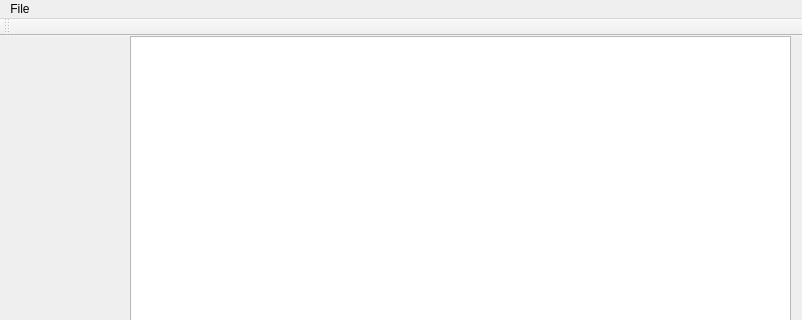
rbellido-ut/yolo-chat, file src/chatwindow.ui: the form before one commit; both pictures show x 0 to 802 and y 0 to 320 of the 802 by 475 pixel window.
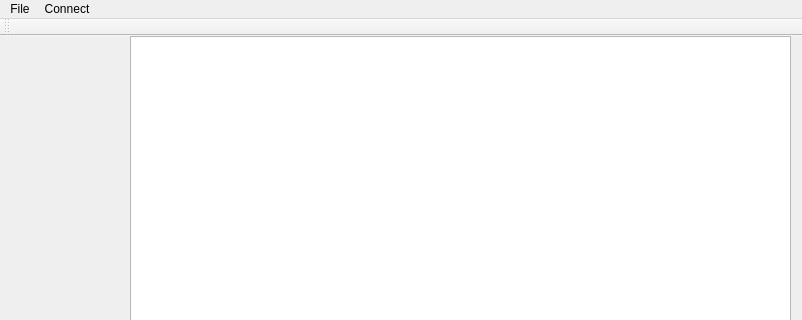
The form after the commit.

What changed in the file:
```diff
--- a/src/chatwindow.ui
+++ b/src/chatwindow.ui
@@ -72,7 +72,15 @@
     </property>
     <addaction name="actionExit"/>
    </widget>
+   <widget class="QMenu" name="menuConnect">
+    <property name="title">
+     <string>Connect</string>
+    </property>
+    <addaction name="actionClient"/>
+    <addaction name="actionServer"/>
+   </widget>
    <addaction name="menuFile"/>
+   <addaction name="menuConnect"/>
   </widget>
   <widget class="QToolBar" name="mainToolBar">
    <attribute name="toolBarArea">
```
Left out of the diff: 16 changed lines with no effect on the pictures.
